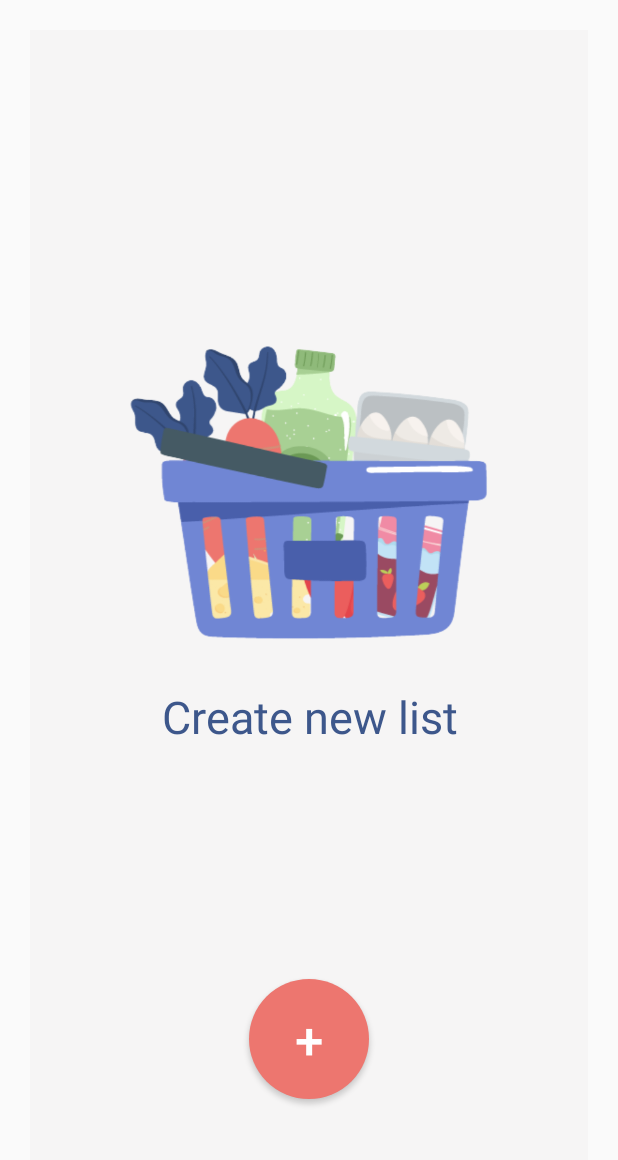
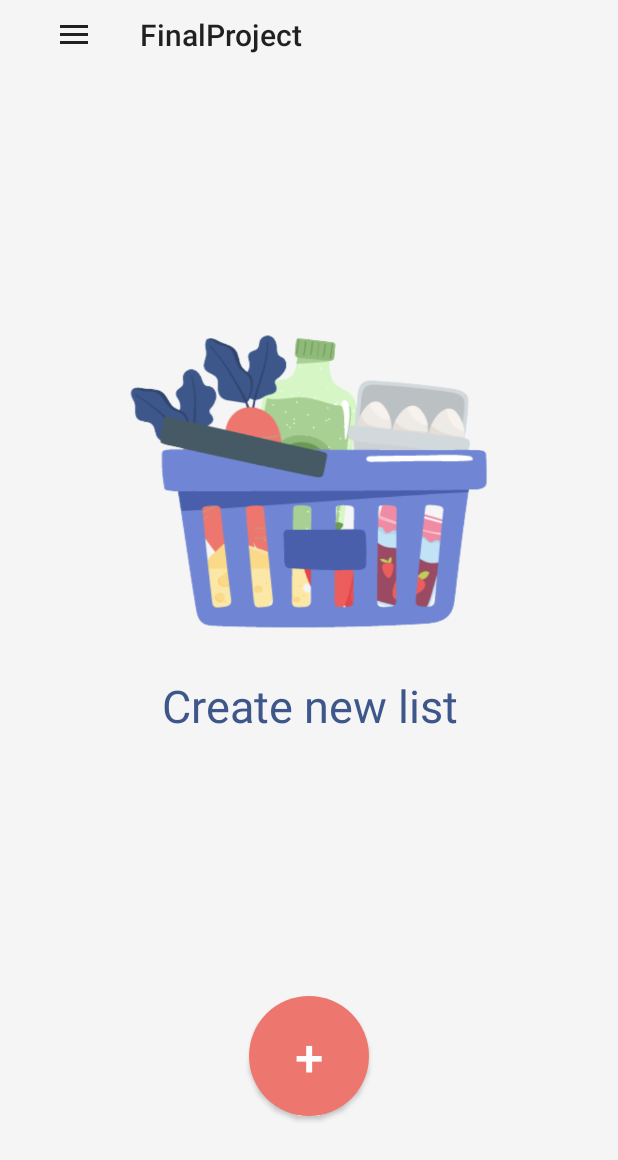
Before and after one commit to iris-g/FinalProject, an Android app: the MainActivity screen opened directly, with no data from a screen before it, on a phone screen of 412 x 824 dp. Shown: the top 1160 px of the screen. Run offline under Robolectric (Android 15) with nearby library versions, the phone set to English and light mode, and no system bars.

Commit message:
side menu (not finished yet)

```diff
--- a/app/src/main/java/com/example/finalproject/MainActivity.java
+++ b/app/src/main/java/com/example/finalproject/MainActivity.java
@@ -1,16 +1,25 @@
 package com.example.finalproject;
 
 import androidx.annotation.NonNull;
+import androidx.appcompat.app.ActionBarDrawerToggle;
 import androidx.appcompat.app.AppCompatActivity;
+import androidx.core.view.GravityCompat;
+import androidx.drawerlayout.widget.DrawerLayout;
 import androidx.viewpager.widget.ViewPager;
 import androidx.viewpager2.widget.ViewPager2;
 
 import android.content.Intent;
 import android.os.Bundle;
 import android.util.Log;
+import android.view.Gravity;
+import android.view.MenuItem;
 import android.view.View;
 import android.widget.Button;
+import android.widget.TextView;
+import android.widget.Toast;
+import android.widget.Toolbar;
 
+import com.google.android.material.navigation.NavigationView;
 import com.google.android.material.tabs.TabLayout;
 import com.google.android.material.tabs.TabLayoutMediator;
 
@@ -18,11 +27,37 @@ import java.util.ArrayList;
 import java.util.List;
 
 public class MainActivity extends AppCompatActivity {
+    DrawerLayout drawerLayout;
+    NavigationView navigationView;
+    ActionBarDrawerToggle drawerToggle;
+    androidx.appcompat.widget.Toolbar toolbar;
 
     @Override
     protected void onCreate(Bundle savedInstanceState) {
         super.onCreate(savedInstanceState);
         setContentView(R.layout.create_new_list);
+
+        /**Hooks*/
+        drawerLayout = findViewById(R.id.drawer_layout);
+        navigationView = findViewById(R.id.nav_view);
+        toolbar = findViewById(R.id.toolbar);
+        /****/
+
+        /**Tool Bar**/
+        setSupportActionBar(toolbar);
+        /***/
+
+        ActionBarDrawerToggle toggle = new ActionBarDrawerToggle(this,drawerLayout,toolbar,R.string.open,R.string.close);
+        drawerLayout.addDrawerListener(toggle);
+
+        toggle.syncState();
+
+
+
+
+
+
+
         Button addBtn = findViewById(R.id.btn_add);
         addBtn.setOnClickListener(new View.OnClickListener() {
             @Override
@@ -34,7 +69,6 @@ public class MainActivity extends AppCompatActivity {
                 }
 
         });
-
     }
 
 //    public void showToast()
--- /dev/null
+++ b/app/src/main/res/drawable/ic_exit_to_app.xml
@@ -0,0 +1,10 @@
+<vector xmlns:android="http://schemas.android.com/apk/res/android"
+    android:width="24dp"
+    android:height="24dp"
+    android:viewportWidth="24"
+    android:viewportHeight="24"
+    android:tint="?attr/colorControlNormal">
+  <path
+      android:fillColor="@android:color/white"
+      android:pathData="M10.09,15.59L11.5,17l5,-5 -5,-5 -1.41,1.41L12.67,11H3v2h9.67l-2.58,2.59zM19,3H5c-1.11,0 -2,0.9 -2,2v4h2V5h14v14H5v-4H3v4c0,1.1 0.89,2 2,2h14c1.1,0 2,-0.9 2,-2V5c0,-1.1 -0.9,-2 -2,-2z"/>
+</vector>
--- /dev/null
+++ b/app/src/main/res/drawable/ic_group.xml
@@ -0,0 +1,10 @@
+<vector xmlns:android="http://schemas.android.com/apk/res/android"
+    android:width="24dp"
+    android:height="24dp"
+    android:viewportWidth="24"
+    android:viewportHeight="24"
+    android:tint="?attr/colorControlNormal">
+  <path
+      android:fillColor="@android:color/white"
+      android:pathData="M16,11c1.66,0 2.99,-1.34 2.99,-3S17.66,5 16,5c-1.66,0 -3,1.34 -3,3s1.34,3 3,3zM8,11c1.66,0 2.99,-1.34 2.99,-3S9.66,5 8,5C6.34,5 5,6.34 5,8s1.34,3 3,3zM8,13c-2.33,0 -7,1.17 -7,3.5L1,19h14v-2.5c0,-2.33 -4.67,-3.5 -7,-3.5zM16,13c-0.29,0 -0.62,0.02 -0.97,0.05 1.16,0.84 1.97,1.97 1.97,3.45L17,19h6v-2.5c0,-2.33 -4.67,-3.5 -7,-3.5z"/>
+</vector>
--- /dev/null
+++ b/app/src/main/res/drawable/ic_menu.xml
@@ -0,0 +1,5 @@
+<vector android:height="31dp" android:tint="?attr/colorControlNormal"
+    android:viewportHeight="24" android:viewportWidth="24"
+    android:width="31dp" xmlns:android="http://schemas.android.com/apk/res/android">
+    <path android:fillColor="@android:color/white" android:pathData="M3,18h18v-2L3,16v2zM3,13h18v-2L3,11v2zM3,6v2h18L21,6L3,6z"/>
+</vector>
--- /dev/null
+++ b/app/src/main/res/drawable/ic_user.xml
@@ -0,0 +1,10 @@
+<vector xmlns:android="http://schemas.android.com/apk/res/android"
+    android:width="24dp"
+    android:height="24dp"
+    android:viewportWidth="24"
+    android:viewportHeight="24"
+    android:tint="?attr/colorControlNormal">
+  <path
+      android:fillColor="@android:color/white"
+      android:pathData="M12,12c2.21,0 4,-1.79 4,-4s-1.79,-4 -4,-4 -4,1.79 -4,4 1.79,4 4,4zM12,14c-2.67,0 -8,1.34 -8,4v2h16v-2c0,-2.66 -5.33,-4 -8,-4z"/>
+</vector>
--- a/app/src/main/res/layout/create_new_list.xml
+++ b/app/src/main/res/layout/create_new_list.xml
@@ -1,11 +1,24 @@
 <?xml version="1.0" encoding="utf-8"?>
-<androidx.constraintlayout.widget.ConstraintLayout xmlns:android="http://schemas.android.com/apk/res/android"
+<androidx.drawerlayout.widget.DrawerLayout xmlns:android="http://schemas.android.com/apk/res/android"
+    xmlns:tools="http://schemas.android.com/tools"
     android:layout_width="match_parent"
     android:layout_height="match_parent"
     xmlns:app="http://schemas.android.com/apk/res-auto"
-    android:layout_margin="20dp"
-    android:background="#F6F5F5">
+    android:background="#F6F5F5"
+    android:id="@+id/drawer_layout"
+    android:fitsSystemWindows="true">
 
+    <com.google.android.material.navigation.NavigationView
+        android:layout_width="wrap_content"
+        android:layout_height="match_parent"
+        app:headerLayout="@layout/header"
+        app:menu="@menu/main_menu"
+        android:id="@+id/nav_view"
+        android:layout_gravity="start"/>
+
+    <androidx.constraintlayout.widget.ConstraintLayout
+        android:layout_width="match_parent"
+        android:layout_height="match_parent">
         <ImageView
             android:id="@+id/imageView"
             android:layout_width="250dp"
@@ -45,4 +58,19 @@
             app:layout_constraintTop_toBottomOf="@+id/textView"
             app:layout_constraintVertical_bias="0.683" />
 
+        <androidx.appcompat.widget.Toolbar
+            android:id="@+id/toolbar"
+            android:layout_width="369dp"
+            android:layout_height="46dp"
+            android:minHeight="?attr/actionBarSize"
+            android:theme="?attr/actionBarTheme"
+            app:layout_constraintBottom_toTopOf="@+id/imageView"
+            app:layout_constraintEnd_toEndOf="parent"
+            app:layout_constraintStart_toStartOf="parent"
+            app:layout_constraintTop_toTopOf="parent"
+            app:layout_constraintVertical_bias="0.0"
+            app:navigationIcon="@drawable/ic_menu" />
+
     </androidx.constraintlayout.widget.ConstraintLayout>
+
+</androidx.drawerlayout.widget.DrawerLayout>
--- /dev/null
+++ b/app/src/main/res/layout/header.xml
@@ -0,0 +1,17 @@
+<?xml version="1.0" encoding="utf-8"?>
+<LinearLayout xmlns:android="http://schemas.android.com/apk/res/android"
+    android:layout_width="match_parent"
+    android:layout_height="match_parent"
+    android:padding="20dp"
+    android:background="@color/t_blue">
+    <TextView
+        android:layout_width="wrap_content"
+        android:layout_height="match_parent"
+        android:text="Your Name"
+        android:fontFamily="@font/nexa_bold"
+        android:textSize="30dp"/>
+
+
+
+
+</LinearLayout>
--- a/app/src/main/res/menu/activity_main_drawer.xml
+++ /dev/null
@@ -1,9 +0,0 @@
-<?xml version="1.0" encoding="utf-8"?>
-<menu xmlns:android="http://schemas.android.com/apk/res/android"
-    xmlns:app="http://schemas.android.com/apk/res-auto">
-
-    <item android:id="@+id/itemExit"
-        android:title="Exit"
-        app:showAsAction="never">
-    </item>
-</menu>
--- /dev/null
+++ b/app/src/main/res/menu/main_menu.xml
@@ -0,0 +1,22 @@
+<?xml version="1.0" encoding="utf-8"?>
+<menu xmlns:android="http://schemas.android.com/apk/res/android"
+    xmlns:app="http://schemas.android.com/apk/res-auto">
+    <group android:checkableBehavior="single">
+        <item android:id="@+id/profile"
+            android:icon="@drawable/ic_user"
+            android:title="Profile"
+            android:fontFamily="@font/nexa_thin"/>
+
+        <item android:id="@+id/friends"
+            android:icon="@drawable/ic_group"
+            android:title="Friends"
+            android:fontFamily="@font/nexa_thin"/>
+
+        <item android:id="@+id/log_out"
+            android:icon="@drawable/ic_exit_to_app"
+            android:title="Log Out"
+            android:fontFamily="@font/nexa_thin"/>
+    </group>
+
+
+</menu>
--- a/app/src/main/res/values/strings.xml
+++ b/app/src/main/res/values/strings.xml
@@ -1,3 +1,5 @@
 <resources>
     <string name="app_name">FinalProject</string>
+    <string name="open">Open Navigation Drawer</string>
+    <string name="close">Close Navigation Drawer</string>
 </resources>
```
Also changed, not shown: app/src/main/res/font/nexa_bold.otf (added). Lines whose indentation alone changed are shown as unchanged.
